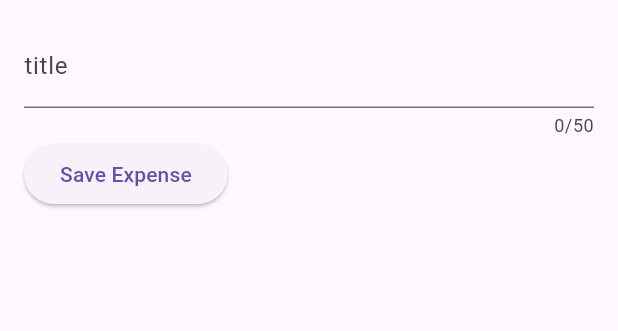
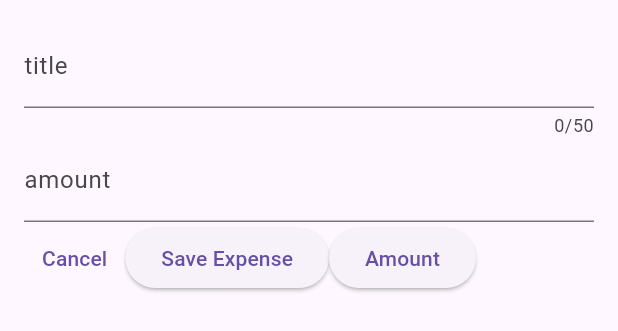
Before and after one commit to NizamUddin07/expense_dairy, a Flutter app: the NewExpense widget shown alone on an empty page, opened directly, on a phone screen of 412 x 824 dp. Shown: the top 331 px of the screen. Run offline on Flutter 3.47's test engine with Material 3 defaults, Android fonts, the phone set to English and light mode, and no system bars.

Commit message:
new button add

```diff
--- a/lib/new_expense.dart
+++ b/lib/new_expense.dart
@@ -10,7 +10,7 @@ class NewExpense extends StatefulWidget {
 class _NewExpenseState extends State<NewExpense> {
 
 
-
+  final _amountController = TextEditingController();
   final _titleController = TextEditingController();
   @override
   void dispose() {
@@ -31,12 +31,27 @@ class _NewExpenseState extends State<NewExpense> {
                 label: Text('title')
             ),
           ),
+          TextField(
+            controller: _amountController,
+           keyboardType: TextInputType.number,
+            decoration: InputDecoration(
+                label: Text('amount'),
+              prefixText: "\$"
+            ),
+          ),
           Row(
             children: [
+
+              TextButton(onPressed: (){},
+                  child: Text('Cancel')),
               ElevatedButton(onPressed: (){
                 print(_titleController.text);
               },
-                  child: Text('Save Expense'))
+                  child: Text('Save Expense')),
+              ElevatedButton(onPressed: (){
+                print(_amountController.text);
+              },
+                  child: Text('Amount')),
             ],
           )
         ],
```
